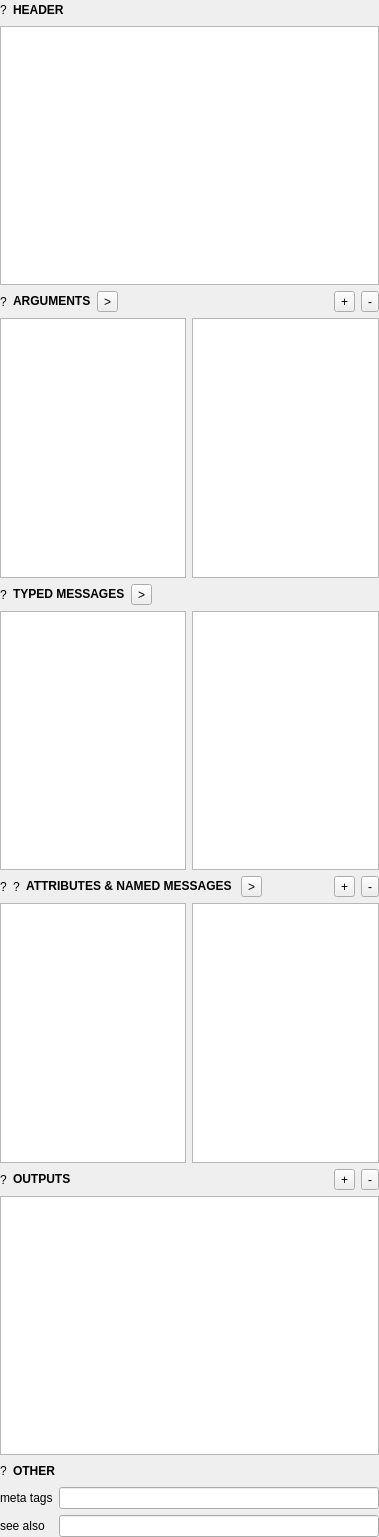
Qt form Suggest/SuggestWidget.ui (xavierxeon-music/HelpForMax) before a commit.
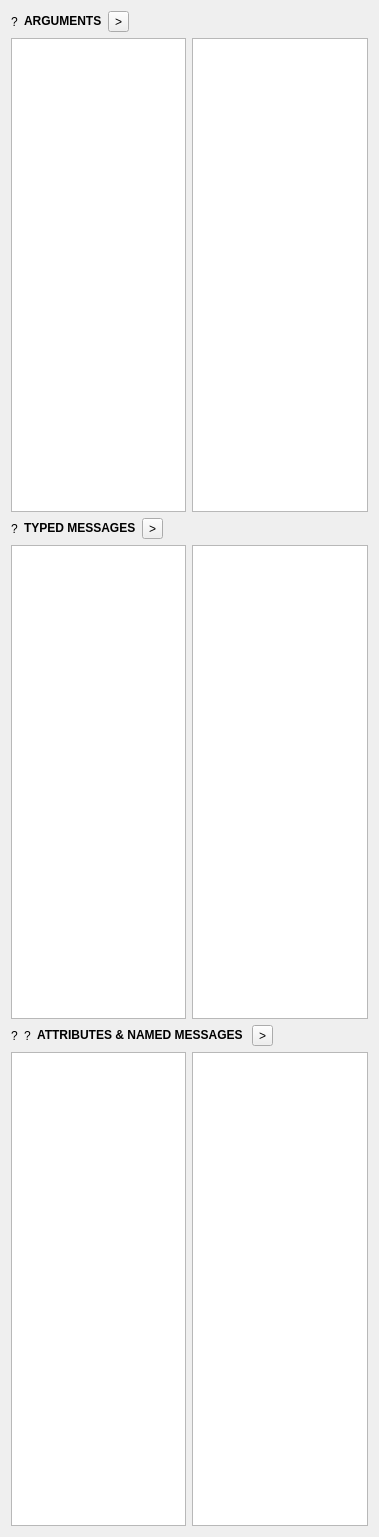
The same form after that commit. Custom widgets are drawn as their Qt base class.

```diff
--- a/Suggest/SuggestWidget.ui
+++ b/Suggest/SuggestWidget.ui
@@ -13,53 +13,41 @@
   <property name="windowTitle">
    <string>Form</string>
   </property>
-  <layout class="QGridLayout" name="gridLayout_3">
-   <property name="leftMargin">
-    <number>0</number>
-   </property>
-   <property name="topMargin">
-    <number>0</number>
-   </property>
-   <property name="rightMargin">
-    <number>0</number>
-   </property>
-   <property name="bottomMargin">
-    <number>0</number>
-   </property>
-   <item row="1" column="0" colspan="2">
-    <widget class="Patch::TreeView" name="headerPatchTree"/>
+  <layout class="QGridLayout" name="gridLayout">
+   <item row="1" column="0">
+    <widget class="Suggest::TreeView" name="argumentSuggestTree"/>
+   </item>
+   <item row="1" column="1">
+    <widget class="PatchRef::TreeView" name="argumentPatchTree"/>
    </item>
    <item row="2" column="0" colspan="2">
-    <layout class="QHBoxLayout" name="horizontalLayout">
+    <layout class="QHBoxLayout" name="horizontalLayout_2">
      <item>
-      <widget class="QLabel" name="argumentIcon">
+      <widget class="QLabel" name="typedMessageIcon">
        <property name="text">
         <string>?</string>
        </property>
       </widget>
      </item>
      <item>
-      <widget class="QLabel" name="argumentInfo">
+      <widget class="QLabel" name="typedMessageInfo">
        <property name="text">
-        <string>&lt;html&gt;&lt;head/&gt;&lt;body&gt;&lt;p&gt;&lt;span style=&quot; font-weight:700;&quot;&gt;ARGUMENTS&lt;/span&gt;&lt;/p&gt;&lt;/body&gt;&lt;/html&gt;</string>
+        <string>&lt;html&gt;&lt;head/&gt;&lt;body&gt;&lt;p&gt;&lt;span style=&quot; font-weight:700;&quot;&gt;TYPED MESSAGES&lt;/span&gt;&lt;/p&gt;&lt;/body&gt;&lt;/html&gt;</string>
        </property>
       </widget>
      </item>
      <item>
-      <widget class="QToolButton" name="argumnetTransferButton">
+      <widget class="QToolButton" name="typedMessageTransferButton">
        <property name="text">
         <string>&gt;</string>
        </property>
       </widget>
      </item>
      <item>
-      <spacer name="horizontalSpacer">
+      <spacer name="horizontalSpacer_2">
        <property name="orientation">
         <enum>Qt::Orientation::Horizontal</enum>
        </property>
-       <property name="sizeType">
-        <enum>QSizePolicy::Policy::Expanding</enum>
-       </property>
        <property name="sizeHint" stdset="0">
         <size>
          <width>40</width>
@@ -68,41 +56,15 @@
        </property>
       </spacer>
      </item>
-     <item>
-      <widget class="QToolButton" name="argumentAddButton">
-       <property name="sizePolicy">
-        <sizepolicy hsizetype="Minimum" vsizetype="Fixed">
-         <horstretch>0</horstretch>
-         <verstretch>0</verstretch>
-        </sizepolicy>
-       </property>
-       <property name="text">
-        <string>+</string>
-       </property>
-      </widget>
-     </item>
-     <item>
-      <widget class="QToolButton" name="argumentRemoveButton">
-       <property name="text">
-        <string>-</string>
-       </property>
-      </widget>
-     </item>
     </layout>
    </item>
    <item row="3" column="0">
-    <widget class="Suggest::TreeView" name="argumentSuggestTree"/>
-   </item>
-   <item row="3" column="1">
-    <widget class="Patch::TreeView" name="argumentPatchTree"/>
-   </item>
-   <item row="5" column="0">
     <widget class="Suggest::TreeView" name="typedMessageSuggestTree"/>
    </item>
-   <item row="5" column="1">
-    <widget class="Patch::TreeView" name="typedMessagePatchTree"/>
+   <item row="3" column="1">
+    <widget class="PatchRef::TreeView" name="typedMessagePatchTree"/>
    </item>
-   <item row="6" column="0" colspan="2">
+   <item row="4" column="0" colspan="2">
     <layout class="QHBoxLayout" name="horizontalLayout_3">
      <item>
       <widget class="QLabel" name="attributeIcon">
@@ -145,187 +107,45 @@
        </property>
       </spacer>
      </item>
-     <item>
-      <widget class="QToolButton" name="namedMessageAddButton">
-       <property name="text">
-        <string>+</string>
-       </property>
-      </widget>
-     </item>
-     <item>
-      <widget class="QToolButton" name="namedMessageRemoveButton">
-       <property name="text">
-        <string>-</string>
-       </property>
-      </widget>
-     </item>
     </layout>
    </item>
-   <item row="7" column="0">
+   <item row="5" column="0">
     <widget class="Suggest::TreeView" name="namedMessageSuggestTree"/>
    </item>
-   <item row="7" column="1">
-    <widget class="Patch::TreeView" name="namedMessagePatchTree"/>
-   </item>
-   <item row="8" column="0" colspan="2">
-    <layout class="QHBoxLayout" name="horizontalLayout_4">
-     <item>
-      <widget class="QLabel" name="outputIcon">
-       <property name="text">
-        <string>?</string>
-       </property>
-      </widget>
-     </item>
-     <item>
-      <widget class="QLabel" name="outputInfo">
-       <property name="text">
-        <string>&lt;html&gt;&lt;head/&gt;&lt;body&gt;&lt;p&gt;&lt;span style=&quot; font-weight:700;&quot;&gt;OUTPUTS&lt;/span&gt;&lt;/p&gt;&lt;/body&gt;&lt;/html&gt;</string>
-       </property>
-      </widget>
-     </item>
-     <item>
-      <spacer name="horizontalSpacer_4">
-       <property name="orientation">
-        <enum>Qt::Orientation::Horizontal</enum>
-       </property>
-       <property name="sizeHint" stdset="0">
-        <size>
-         <width>40</width>
-         <height>20</height>
-        </size>
-       </property>
-      </spacer>
-     </item>
-     <item>
-      <widget class="QToolButton" name="outputAddButton">
-       <property name="text">
-        <string>+</string>
-       </property>
-      </widget>
-     </item>
-     <item>
-      <widget class="QToolButton" name="outputRemoveButton">
-       <property name="text">
-        <string>-</string>
-       </property>
-      </widget>
-     </item>
-    </layout>
-   </item>
-   <item row="11" column="0" colspan="2">
-    <layout class="QGridLayout" name="gridLayout">
-     <item row="0" column="0">
-      <widget class="QLabel" name="metaTagInfo">
-       <property name="text">
-        <string>&lt;html&gt;&lt;head/&gt;&lt;body&gt;&lt;p&gt;meta tags&lt;/p&gt;&lt;/body&gt;&lt;/html&gt;</string>
-       </property>
-      </widget>
-     </item>
-     <item row="0" column="1">
-      <widget class="QLineEdit" name="metaTagEdit"/>
-     </item>
-     <item row="1" column="0">
-      <widget class="QLabel" name="seeAlsoInfo">
-       <property name="text">
-        <string>see also</string>
-       </property>
-      </widget>
-     </item>
-     <item row="1" column="1">
-      <widget class="QLineEdit" name="seeAlsoEdit"/>
-     </item>
-    </layout>
+   <item row="5" column="1">
+    <widget class="PatchRef::TreeView" name="namedMessagePatchTree"/>
    </item>
    <item row="0" column="0" colspan="2">
-    <layout class="QHBoxLayout" name="horizontalLayout_5">
+    <layout class="QHBoxLayout" name="horizontalLayout">
      <item>
-      <widget class="QLabel" name="patchIcon">
+      <widget class="QLabel" name="argumentIcon">
        <property name="text">
         <string>?</string>
        </property>
       </widget>
      </item>
      <item>
-      <widget class="QLabel" name="nameInfo">
+      <widget class="QLabel" name="argumentInfo">
        <property name="text">
-        <string>&lt;html&gt;&lt;head/&gt;&lt;body&gt;&lt;p&gt;&lt;span style=&quot; font-weight:700;&quot;&gt;HEADER&lt;/span&gt;&lt;/p&gt;&lt;/body&gt;&lt;/html&gt;</string>
+        <string>&lt;html&gt;&lt;head/&gt;&lt;body&gt;&lt;p&gt;&lt;span style=&quot; font-weight:700;&quot;&gt;ARGUMENTS&lt;/span&gt;&lt;/p&gt;&lt;/body&gt;&lt;/html&gt;</string>
        </property>
       </widget>
      </item>
      <item>
-      <spacer name="horizontalSpacer_6">
-       <property name="orientation">
-        <enum>Qt::Orientation::Horizontal</enum>
-       </property>
-       <property name="sizeHint" stdset="0">
-        <size>
-         <width>40</width>
-         <height>20</height>
-        </size>
-       </property>
-      </spacer>
-     </item>
-    </layout>
-   </item>
-   <item row="4" column="0" colspan="2">
-    <layout class="QHBoxLayout" name="horizontalLayout_2">
-     <item>
-      <widget class="QLabel" name="typedMessageIcon">
-       <property name="text">
-        <string>?</string>
-       </property>
-      </widget>
-     </item>
-     <item>
-      <widget class="QLabel" name="typedMessageInfo">
-       <property name="text">
-        <string>&lt;html&gt;&lt;head/&gt;&lt;body&gt;&lt;p&gt;&lt;span style=&quot; font-weight:700;&quot;&gt;TYPED MESSAGES&lt;/span&gt;&lt;/p&gt;&lt;/body&gt;&lt;/html&gt;</string>
-       </property>
-      </widget>
-     </item>
-     <item>
-      <widget class="QToolButton" name="typedMessageTransferButton">
+      <widget class="QToolButton" name="argumnetTransferButton">
        <property name="text">
         <string>&gt;</string>
        </property>
       </widget>
      </item>
      <item>
-      <spacer name="horizontalSpacer_2">
+      <spacer name="horizontalSpacer">
        <property name="orientation">
         <enum>Qt::Orientation::Horizontal</enum>
        </property>
-       <property name="sizeHint" stdset="0">
-        <size>
-         <width>40</width>
-         <height>20</height>
-        </size>
+       <property name="sizeType">
+        <enum>QSizePolicy::Policy::Expanding</enum>
        </property>
-      </spacer>
-     </item>
-    </layout>
-   </item>
-   <item row="10" column="0" colspan="2">
-    <layout class="QHBoxLayout" name="horizontalLayout_6">
-     <item>
-      <widget class="QLabel" name="otherIcon">
-       <property name="text">
-        <string>?</string>
-       </property>
-      </widget>
-     </item>
-     <item>
-      <widget class="QLabel" name="otherInfo">
-       <property name="text">
-        <string>&lt;html&gt;&lt;head/&gt;&lt;body&gt;&lt;p&gt;&lt;span style=&quot; font-weight:700;&quot;&gt;OTHER&lt;/span&gt;&lt;/p&gt;&lt;/body&gt;&lt;/html&gt;</string>
-       </property>
-      </widget>
-     </item>
-     <item>
-      <spacer name="horizontalSpacer_5">
-       <property name="orientation">
-        <enum>Qt::Orientation::Horizontal</enum>
-       </property>
        <property name="sizeHint" stdset="0">
         <size>
          <width>40</width>
@@ -336,22 +156,19 @@
      </item>
     </layout>
    </item>
-   <item row="9" column="0" colspan="2">
-    <widget class="Patch::TreeView" name="outputPatchTree"/>
-   </item>
   </layout>
  </widget>
  <customwidgets>
-  <customwidget>
-   <class>Patch::TreeView</class>
-   <extends>QTreeView</extends>
-   <header>Patch/PatchTreeView.h</header>
-  </customwidget>
   <customwidget>
    <class>Suggest::TreeView</class>
    <extends>QTreeView</extends>
    <header>SuggestTreeView.h</header>
   </customwidget>
+  <customwidget>
+   <class>PatchRef::TreeView</class>
+   <extends>QTreeView</extends>
+   <header>PatchRefTreeView.h</header>
+  </customwidget>
  </customwidgets>
  <resources/>
  <connections/>
```
Left out of the diff: 4 changed lines with no effect on the pictures.
